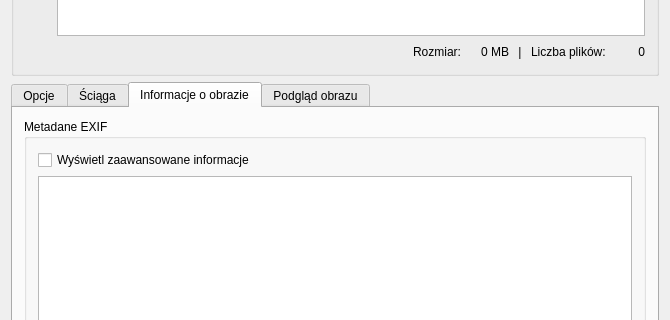
The window that PhotoDateOrganizer/MainWindow.ui (killdaclick/photodateorganizer) describes before a commit, drawn with Qt 5; both pictures show x 0 to 670 and y 178 to 498 of the 670 by 816 pixel window.
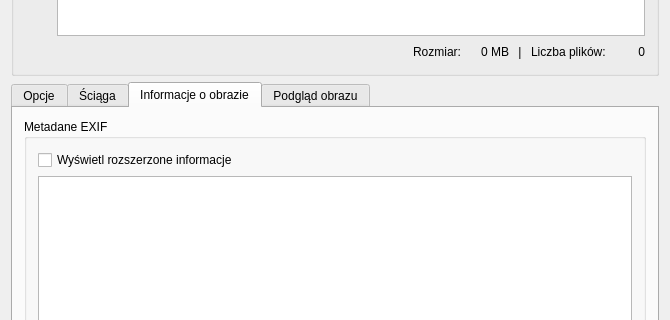
The same window after the commit. The open tabs and pages were chosen to show the change. Icons and pictures are not drawn. Custom widgets are drawn as their Qt base class.

Patch:
```diff
--- a/PhotoDateOrganizer/MainWindow.ui
+++ b/PhotoDateOrganizer/MainWindow.ui
@@ -755,7 +755,7 @@
            <item>
             <widget class="QCheckBox" name="exifExtendedInfo">
              <property name="text">
-              <string>Wyświetl zaawansowane informacje</string>
+              <string>Wyświetl rozszerzone informacje</string>
              </property>
             </widget>
            </item>
```
